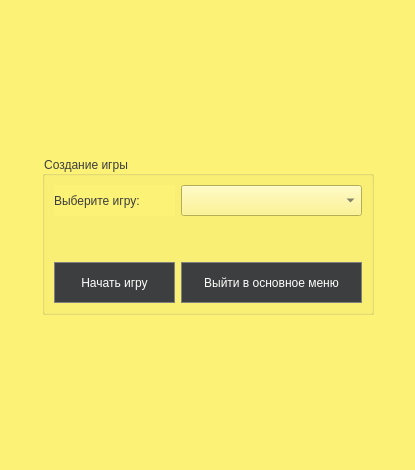
This is Menu.ui in crookiech/programming_tech_lab05_4_sem as Qt 5 draws it before an edit. The edited form follows.
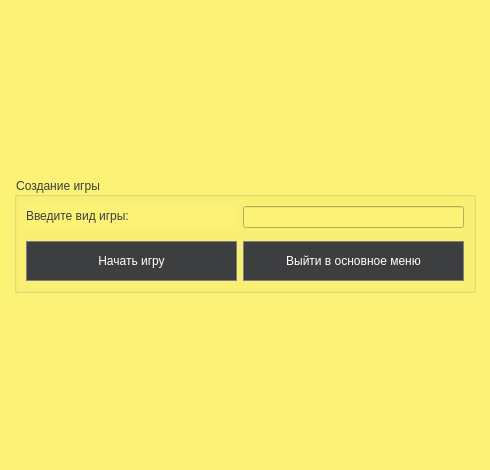
This is the edited form.

```diff
--- a/Menu.ui
+++ b/Menu.ui
@@ -6,7 +6,7 @@
    <rect>
     <x>0</x>
     <y>0</y>
-    <width>415</width>
+    <width>490</width>
     <height>470</height>
    </rect>
   </property>
@@ -22,34 +22,8 @@
   <property name="styleSheet">
    <string notr="true">background-color: #fcf276;</string>
   </property>
-  <layout class="QGridLayout" name="gridLayout_3">
-   <item row="0" column="1">
-    <spacer name="verticalSpacer_4">
-     <property name="orientation">
-      <enum>Qt::Orientation::Vertical</enum>
-     </property>
-     <property name="sizeHint" stdset="0">
-      <size>
-       <width>20</width>
-       <height>127</height>
-      </size>
-     </property>
-    </spacer>
-   </item>
-   <item row="1" column="0">
-    <spacer name="horizontalSpacer_3">
-     <property name="orientation">
-      <enum>Qt::Orientation::Horizontal</enum>
-     </property>
-     <property name="sizeHint" stdset="0">
-      <size>
-       <width>19</width>
-       <height>20</height>
-      </size>
-     </property>
-    </spacer>
-   </item>
-   <item row="1" column="1">
+  <layout class="QGridLayout" name="gridLayout_2">
+   <item row="0" column="0">
     <widget class="QGroupBox" name="groupBox">
      <property name="sizePolicy">
       <sizepolicy hsizetype="Fixed" vsizetype="Fixed">
@@ -64,89 +38,25 @@
      <property name="title">
       <string>Создание игры</string>
      </property>
-     <layout class="QGridLayout" name="gridLayout_2">
-      <item row="0" column="0">
        <layout class="QGridLayout" name="gridLayout">
-        <item row="2" column="0">
-         <widget class="QPushButton" name="pushButton">
-          <property name="minimumSize">
-           <size>
-            <width>121</width>
-            <height>41</height>
-           </size>
-          </property>
-          <property name="maximumSize">
-           <size>
-            <width>121</width>
-            <height>41</height>
-           </size>
-          </property>
-          <property name="styleSheet">
-           <string notr="true">QPushButton {
-	font: 700 10pt &quot;Segoe UI&quot;;
-  background-color: #3d3e3f; 
-  border: 1px solid gray;
-  color: white;
-}
-QPushButton:pressed {
-    background-color: #282829;
-}</string>
-          </property>
-          <property name="text">
-           <string>Начать игру</string>
-          </property>
-         </widget>
-        </item>
-        <item row="0" column="2">
-         <widget class="QComboBox" name="classes">
-          <property name="minimumSize">
-           <size>
-            <width>181</width>
-            <height>31</height>
-           </size>
-          </property>
-          <property name="maximumSize">
-           <size>
-            <width>181</width>
-            <height>31</height>
-           </size>
-          </property>
-          <property name="styleSheet">
-           <string notr="true">QPushButton {
-  background-color: #3d3e3f; 
-  border: 1px solid gray;
-  color: white;
-}
-QPushButton:pressed {
-    background-color: #282829;
-}</string>
-          </property>
-         </widget>
-        </item>
         <item row="0" column="0">
+       <layout class="QHBoxLayout" name="horizontalLayout">
+        <item>
+         <layout class="QVBoxLayout" name="verticalLayout">
+          <item alignment="">
          <widget class="QLabel" name="label">
           <property name="minimumSize">
            <size>
-            <width>121</width>
-            <height>31</height>
-           </size>
-          </property>
-          <property name="maximumSize">
-           <size>
-            <width>121</width>
-            <height>31</height>
-           </size>
-          </property>
-          <property name="styleSheet">
-           <string notr="true">font: 700 10pt &quot;Segoe UI&quot;;
-color: #3d3e3f;</string>
-          </property>
+              <width>211</width>
+              <height>20</height>
+             </size>
+            </property>
           <property name="text">
-           <string>Выберите игру:</string>
+             <string>Введите вид игры:</string>
           </property>
          </widget>
         </item>
-        <item row="1" column="0">
+          <item>
          <spacer name="verticalSpacer">
           <property name="orientation">
            <enum>Qt::Orientation::Vertical</enum>
@@ -154,23 +64,61 @@
           <property name="sizeHint" stdset="0">
            <size>
             <width>20</width>
+              <height>7</height>
+             </size>
+            </property>
+           </spacer>
+          </item>
+          <item>
+           <widget class="QPushButton" name="pushButton">
+            <property name="minimumSize">
+             <size>
+              <width>121</width>
             <height>40</height>
            </size>
           </property>
-         </spacer>
-        </item>
-        <item row="2" column="2">
+            <property name="styleSheet">
+             <string notr="true">QPushButton {
+	font: 700 10pt &quot;Segoe UI&quot;;
+  background-color: #3d3e3f; 
+  border: 1px solid gray;
+  color: white;
+}
+QPushButton:pressed {
+    background-color: #282829;
+}</string>
+            </property>
+            <property name="text">
+             <string>Начать игру</string>
+            </property>
+           </widget>
+          </item>
+         </layout>
+        </item>
+        <item>
+         <layout class="QVBoxLayout" name="verticalLayout_2">
+          <item>
+           <widget class="QLineEdit" name="lineEdit"/>
+          </item>
+          <item>
+           <spacer name="verticalSpacer_2">
+            <property name="orientation">
+             <enum>Qt::Orientation::Vertical</enum>
+            </property>
+            <property name="sizeHint" stdset="0">
+             <size>
+              <width>20</width>
+              <height>7</height>
+             </size>
+            </property>
+           </spacer>
+          </item>
+          <item>
          <widget class="QPushButton" name="pushButton_2">
           <property name="minimumSize">
            <size>
-            <width>181</width>
-            <height>41</height>
-           </size>
-          </property>
-          <property name="maximumSize">
-           <size>
-            <width>181</width>
-            <height>41</height>
+              <width>221</width>
+              <height>40</height>
            </size>
           </property>
           <property name="styleSheet">
@@ -189,50 +137,13 @@
           </property>
          </widget>
         </item>
-        <item row="1" column="2">
-         <spacer name="verticalSpacer_2">
-          <property name="orientation">
-           <enum>Qt::Orientation::Vertical</enum>
-          </property>
-          <property name="sizeHint" stdset="0">
-           <size>
-            <width>20</width>
-            <height>40</height>
-           </size>
-          </property>
-         </spacer>
+         </layout>
         </item>
        </layout>
       </item>
      </layout>
     </widget>
    </item>
-   <item row="1" column="2">
-    <spacer name="horizontalSpacer_4">
-     <property name="orientation">
-      <enum>Qt::Orientation::Horizontal</enum>
-     </property>
-     <property name="sizeHint" stdset="0">
-      <size>
-       <width>19</width>
-       <height>20</height>
-      </size>
-     </property>
-    </spacer>
-   </item>
-   <item row="2" column="1">
-    <spacer name="verticalSpacer_3">
-     <property name="orientation">
-      <enum>Qt::Orientation::Vertical</enum>
-     </property>
-     <property name="sizeHint" stdset="0">
-      <size>
-       <width>20</width>
-       <height>127</height>
-      </size>
-     </property>
-    </spacer>
-   </item>
   </layout>
  </widget>
  <resources/>
```
Lines whose indentation alone changed are shown as unchanged.
